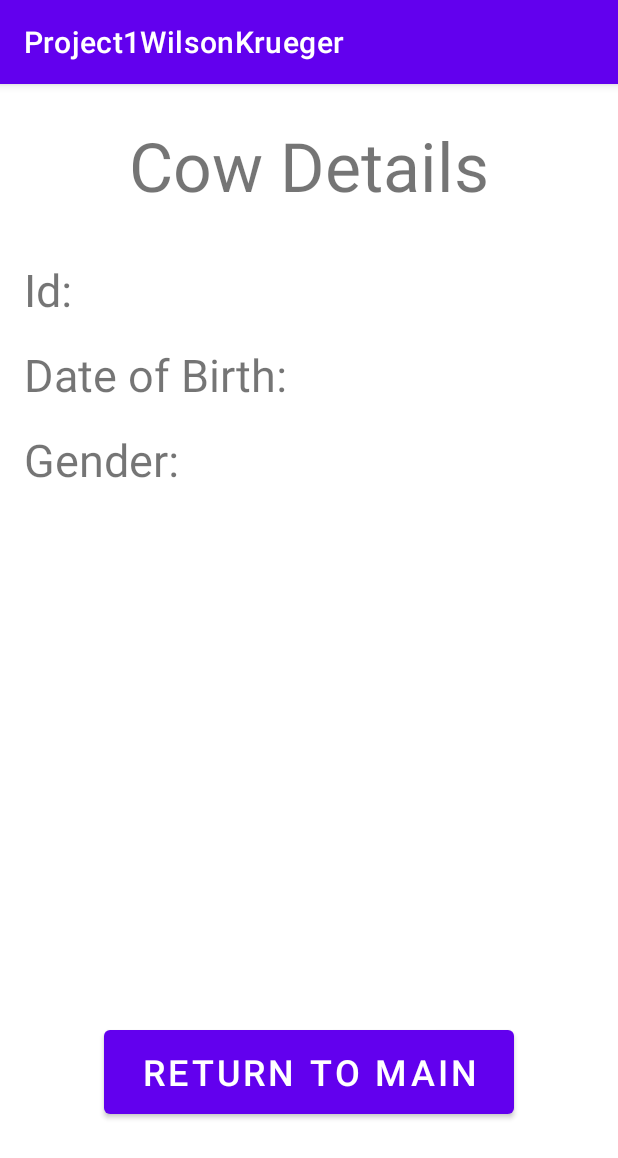
After one commit to WilsonKrueger/MobileDeviceProgramming-Project1, an Android app: the SecondActivity screen opened directly, with no data from a screen before it, on a phone screen of 412 x 824 dp. The commit adds this screen. Shown: the top 1158 px of the screen. Run offline under Robolectric (Android 15) with nearby library versions, the phone set to English and light mode, and no system bars; 3 statements that could not run were skipped.

Commit message:
Added SecondActivity functionality

```diff
--- a/app/src/main/AndroidManifest.xml
+++ b/app/src/main/AndroidManifest.xml
@@ -9,6 +9,7 @@
         android:roundIcon="@mipmap/ic_launcher_round"
         android:supportsRtl="true"
         android:theme="@style/Theme.Project1WilsonKrueger">
+        <activity android:name=".SecondActivity"></activity>
         <activity android:name=".MainActivity">
             <intent-filter>
                 <action android:name="android.intent.action.MAIN" />
--- a/app/src/main/java/css/project1wilsonkrueger/CowViewHolder.java
+++ b/app/src/main/java/css/project1wilsonkrueger/CowViewHolder.java
@@ -1,10 +1,14 @@
 package css.project1wilsonkrueger;
 
+import android.content.Intent;
 import android.view.View;
+import android.widget.Button;
 import android.widget.TextView;
 
 import androidx.annotation.NonNull;
 import androidx.recyclerview.widget.RecyclerView;
+
+import static androidx.core.content.ContextCompat.startActivity;
 
 /**
  * Class for holding the items of the layout in the recycler view
@@ -15,6 +19,7 @@ public class CowViewHolder extends RecyclerView.ViewHolder {
     TextView textViewId;
     TextView textViewDob;
     TextView textViewGender;
+    Button buttonView;
 
     /**
      * Constructor for declaring the items in the layout
@@ -26,5 +31,24 @@ public class CowViewHolder extends RecyclerView.ViewHolder {
         textViewId = itemView.findViewById(R.id.textViewId);
         textViewDob = itemView.findViewById(R.id.textViewDob);
         textViewGender = itemView.findViewById(R.id.textViewGender);
+        buttonView = itemView.findViewById(R.id.buttonView);
+
+        buttonView.setOnClickListener(new View.OnClickListener() {
+            @Override
+            public void onClick(View view) {
+                textViewId = itemView.findViewById(R.id.textViewId);
+                textViewDob = itemView.findViewById(R.id.textViewDob);
+                textViewGender = itemView.findViewById(R.id.textViewGender);
+                String id = textViewId.getText().toString();
+                String dob = textViewDob.getText().toString();
+                String gender = textViewGender.getText().toString();
+
+                Intent secondIntent = new Intent(view.getContext(), SecondActivity.class);
+                secondIntent.putExtra("MainId", id);
+                secondIntent.putExtra("MainDob", dob);
+                secondIntent.putExtra("MainGender", gender);
+                view.getContext().startActivity(secondIntent);
+            }
+        });
     }
 }
--- /dev/null
+++ b/app/src/main/java/css/project1wilsonkrueger/SecondActivity.java
@@ -0,0 +1,61 @@
+package css.project1wilsonkrueger;
+
+import androidx.appcompat.app.AppCompatActivity;
+
+import android.os.Bundle;
+import android.view.View;
+import android.widget.Button;
+import android.widget.TextView;
+
+/**
+ * Class to instantiate the second activity with cow details
+ *
+ * @author Wilson Krueger
+ */
+public class SecondActivity extends AppCompatActivity {
+
+    TextView textViewIdSecond;
+    TextView textViewDobSecond;
+    TextView textViewGenderSecond;
+    Button buttonRTM;
+    String id;
+    String dob;
+    String gender;
+
+    /**
+     * Method to create aspects when activity starts
+     *
+     * @param savedInstanceState
+     */
+    @Override
+    protected void onCreate(Bundle savedInstanceState) {
+        super.onCreate(savedInstanceState);
+        setContentView(R.layout.activity_second);
+
+        //Connect local variables to components on layout
+        textViewIdSecond = findViewById(R.id.textViewIdSecond);
+        textViewDobSecond = findViewById(R.id.textViewDobSecond);
+        textViewGenderSecond = findViewById(R.id.textViewGenderSecond);
+        buttonRTM = findViewById(R.id.buttonRTM);
+
+        //Get extras from the main activity
+        Bundle extras = getIntent().getExtras();
+        id = extras.getString("MainId");
+        dob = extras.getString("MainDob");
+        gender = extras.getString("MainGender");
+
+        //Set the texts based on the extras
+        textViewIdSecond.setText(id);
+        textViewDobSecond.setText(dob);
+        textViewGenderSecond.setText(gender);
+
+        //Create listener for the return to main button
+        buttonRTM.setOnClickListener(new View.OnClickListener() {
+            @Override
+            public void onClick(View view) {
+                finish();
+            }
+        });
+
+    }
+}
--- /dev/null
+++ b/app/src/main/res/layout/activity_second.xml
@@ -0,0 +1,89 @@
+<?xml version="1.0" encoding="utf-8"?>
+<androidx.constraintlayout.widget.ConstraintLayout xmlns:android="http://schemas.android.com/apk/res/android"
+    xmlns:app="http://schemas.android.com/apk/res-auto"
+    xmlns:tools="http://schemas.android.com/tools"
+    android:layout_width="match_parent"
+    android:layout_height="match_parent"
+    tools:context=".SecondActivity">
+
+    <TextView
+        android:id="@+id/textViewIdSecond"
+        android:layout_width="wrap_content"
+        android:layout_height="wrap_content"
+        android:layout_marginStart="16dp"
+        android:text="@string/textviewIdSecond"
+        android:textSize="30sp"
+        app:layout_constraintStart_toEndOf="@+id/textView9"
+        app:layout_constraintTop_toTopOf="@+id/textView8" />
+
+    <TextView
+        android:id="@+id/textView7"
+        android:layout_width="wrap_content"
+        android:layout_height="wrap_content"
+        android:layout_marginTop="24dp"
+        android:text="@string/cow_details"
+        android:textSize="45sp"
+        app:layout_constraintEnd_toEndOf="parent"
+        app:layout_constraintStart_toStartOf="parent"
+        app:layout_constraintTop_toTopOf="parent" />
+
+    <TextView
+        android:id="@+id/textView8"
+        android:layout_width="wrap_content"
+        android:layout_height="wrap_content"
+        android:layout_marginStart="16dp"
+        android:layout_marginTop="32dp"
+        android:text="@string/idSecond"
+        android:textSize="30sp"
+        app:layout_constraintStart_toStartOf="parent"
+        app:layout_constraintTop_toBottomOf="@+id/textView7" />
+
+    <TextView
+        android:id="@+id/textView9"
+        android:layout_width="wrap_content"
+        android:layout_height="wrap_content"
+        android:layout_marginTop="16dp"
+        android:text="@string/date_of_birthSecond"
+        android:textSize="30sp"
+        app:layout_constraintStart_toStartOf="@+id/textView8"
+        app:layout_constraintTop_toBottomOf="@+id/textView8" />
+
+    <TextView
+        android:id="@+id/textView10"
+        android:layout_width="wrap_content"
+        android:layout_height="wrap_content"
+        android:layout_marginTop="16dp"
+        android:text="@string/genderSecond"
+        android:textSize="30sp"
+        app:layout_constraintStart_toStartOf="@+id/textView9"
+        app:layout_constraintTop_toBottomOf="@+id/textView9" />
+
+    <TextView
+        android:id="@+id/textViewDobSecond"
+        android:layout_width="wrap_content"
+        android:layout_height="wrap_content"
+        android:text="@string/textviewDobSecond"
+        android:textSize="30sp"
+        app:layout_constraintStart_toStartOf="@+id/textViewIdSecond"
+        app:layout_constraintTop_toTopOf="@+id/textView9" />
+
+    <TextView
+        android:id="@+id/textViewGenderSecond"
+        android:layout_width="wrap_content"
+        android:layout_height="wrap_content"
+        android:text="@string/textviewGenderSecond"
+        android:textSize="30sp"
+        app:layout_constraintStart_toStartOf="@+id/textViewDobSecond"
+        app:layout_constraintTop_toTopOf="@+id/textView10" />
+
+    <Button
+        android:id="@+id/buttonRTM"
+        android:layout_width="273dp"
+        android:layout_height="68dp"
+        android:layout_marginBottom="75dp"
+        android:text="@string/return_to_main"
+        android:textSize="24sp"
+        app:layout_constraintBottom_toBottomOf="parent"
+        app:layout_constraintEnd_toEndOf="parent"
+        app:layout_constraintStart_toStartOf="parent" />
+</androidx.constraintlayout.widget.ConstraintLayout>
--- a/app/src/main/res/layout/cow_row.xml
+++ b/app/src/main/res/layout/cow_row.xml
@@ -57,4 +57,14 @@
         android:text="@string/textview_gender"
         app:layout_constraintStart_toStartOf="@+id/textViewDob"
         app:layout_constraintTop_toTopOf="@+id/textView6" />
+
+    <Button
+        android:id="@+id/buttonView"
+        android:layout_width="wrap_content"
+        android:layout_height="wrap_content"
+        android:text="@string/button_second"
+        app:layout_constraintBottom_toBottomOf="parent"
+        app:layout_constraintEnd_toEndOf="parent"
+        app:layout_constraintStart_toEndOf="@+id/textViewDob"
+        app:layout_constraintTop_toTopOf="parent" />
 </androidx.constraintlayout.widget.ConstraintLayout>
--- a/app/src/main/res/values/strings.xml
+++ b/app/src/main/res/values/strings.xml
@@ -14,4 +14,13 @@
     <string name="gender">Gender:</string>
     <string name="textview_dob">TextView</string>
     <string name="textview_gender">TextView</string>
+    <string name="button_second">View</string>
+    <string name="textviewIdSecond">TextView</string>
+    <string name="cow_details">Cow Details</string>
+    <string name="textviewDobSecond">TextView</string>
+    <string name="idSecond">Id:</string>
+    <string name="date_of_birthSecond">Date of Birth:</string>
+    <string name="genderSecond">Gender:</string>
+    <string name="textviewGenderSecond">TextView</string>
+    <string name="return_to_main">Return to Main</string>
 </resources>
```
Also changed, not shown: app/src/main/java/css/project1wilsonkrueger/MainActivity.java (+21 -5 lines).
